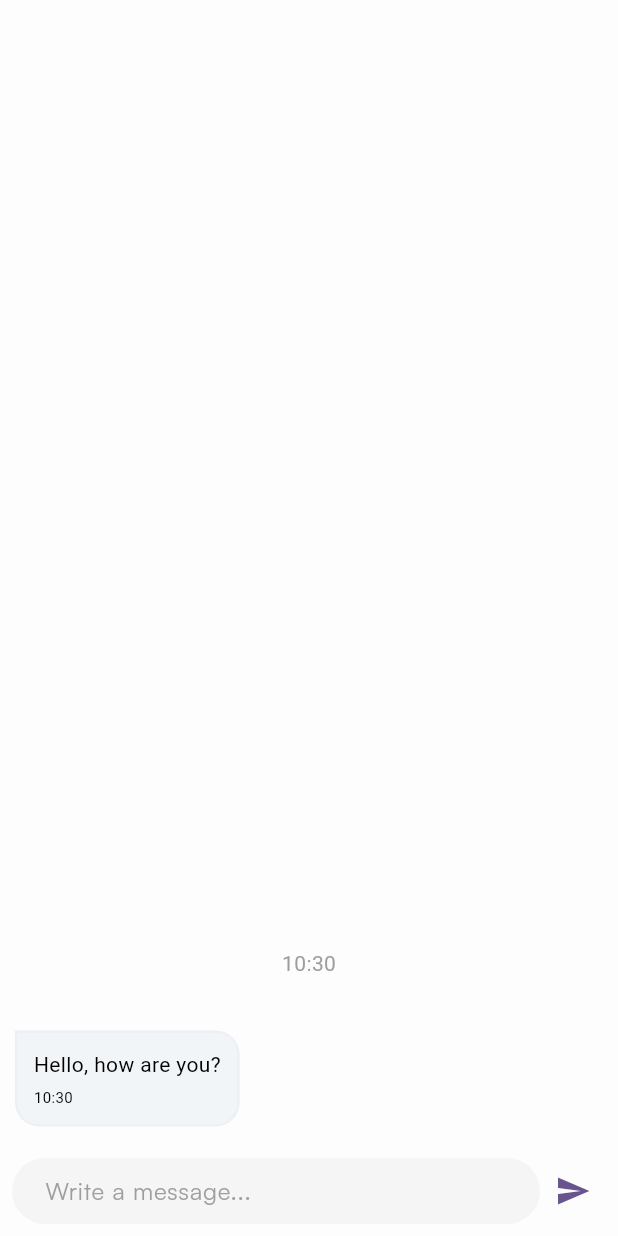
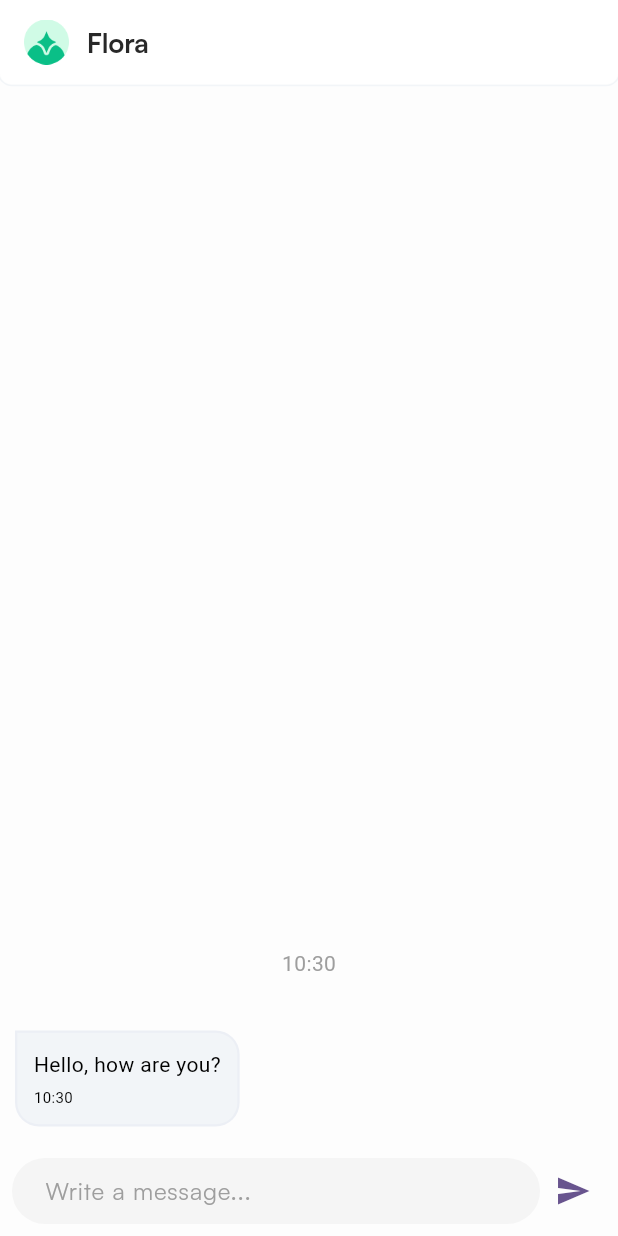
Before and after one commit to petelpop/Bloom, a Flutter app: the ChatbotPage screen opened by its route, on a phone screen of 412 x 824 dp. Run offline on Flutter 3.47's test engine with Material 3 defaults, Android fonts, the light colour scheme and no system bars; drawn by our look-alikes of dash_chat_2; our stand-ins replace bloc, dio, equatable, flutter_bloc, flutter_dotenv, flutter_gemini and 8 more; missing offline and left inert: dart:ffi.

Commit message:
create flora profile appbar

```diff
--- a/lib/feature/flora/presentation/views/chatbot_page.dart
+++ b/lib/feature/flora/presentation/views/chatbot_page.dart
@@ -1,5 +1,8 @@
+import 'dart:ffi';
+
 import 'package:bloom/common/colors.dart';
 import 'package:bloom/common/constants.dart';
+import 'package:bloom/common/primary_text.dart';
 import 'package:bloom/feature/flora/presentation/methods/chatbot_design.dart';
 import 'package:bloom/utils/logger_service.dart';
 import 'package:dash_chat_2/dash_chat_2.dart';
@@ -40,6 +43,33 @@ class _ChatbotPageState extends State<ChatbotPage> {
   Widget build(BuildContext context) {
     return Scaffold(
       backgroundColor: Color(0xFFFDFDFD),
+      appBar: AppBar(
+        backgroundColor: whiteColor,
+        shape: RoundedRectangleBorder(
+          borderRadius: BorderRadius.only(bottomLeft: Radius.circular(8), bottomRight: Radius.circular(8)),
+          side: BorderSide(
+            strokeAlign: 2,
+            color: Color(0xFFF2F5F8),
+            style: BorderStyle.solid
+          )
+        ),
+        title: Row(
+          children: [
+            Image.asset(
+              Constants.icFloraProfile,
+              width: 30,
+            ),
+            SizedBox(width: 12),
+            PrimaryText(
+              text: "Flora",
+              fontSize: 18,
+              fontWeight: 700,
+              letterSpacing: -0.2,
+              lineHeight: 1.4,
+              color: neutralDefault,)
+          ],
+        ),
+      ),
       body: DashChat(
           currentUser: currentUser,
           onSend: _sendMessage,
```
